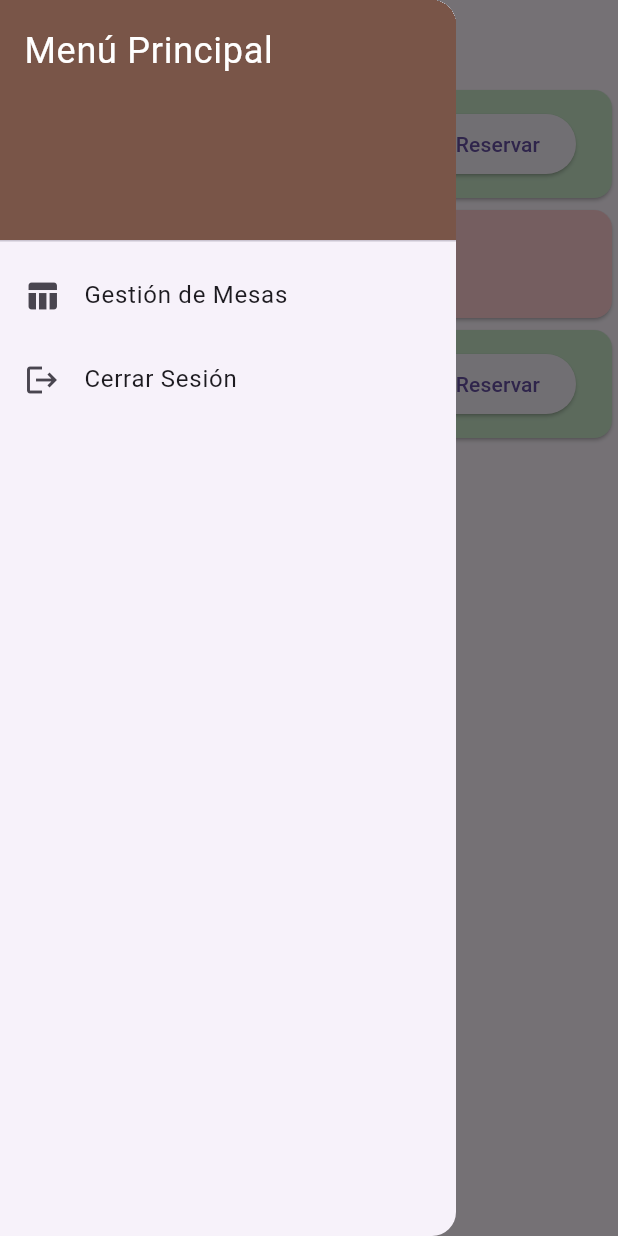
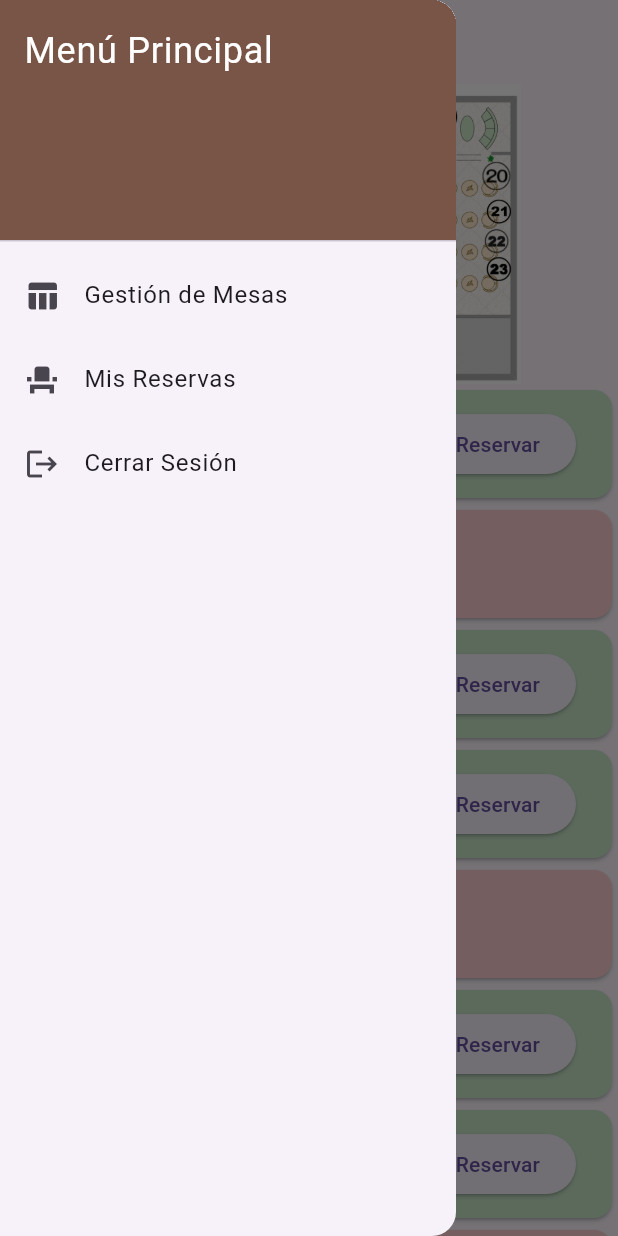
Before and after one commit to ALEJANDRO3410A/Proyecto-Flutter-I, a Flutter app: the CrudMesasScreen screen opened directly, with the side drawer open, on a phone screen of 412 x 824 dp. Run offline on Flutter 3.47's test engine with Material 3 defaults, Android fonts, the light colour scheme and no system bars; our stand-ins replace cloud_firestore, firebase_auth, firebase_core; accounts and stored records are empty.

Commit message:
base de datos

```diff
--- a/lib/crud_mesas_screen.dart
+++ b/lib/crud_mesas_screen.dart
@@ -1,4 +1,5 @@
 import 'package:flutter/material.dart';
+import 'mis_reservas_screen.dart';
 
 class CrudMesasScreen extends StatefulWidget {
   @override
@@ -10,9 +11,38 @@ class _CrudMesasScreenState extends State<CrudMesasScreen> {
     {"id": 1, "nombre": "Mesa 1", "disponible": true},
     {"id": 2, "nombre": "Mesa 2", "disponible": false},
     {"id": 3, "nombre": "Mesa 3", "disponible": true},
+    {"id": 1, "nombre": "Mesa 1", "disponible": true},
+    {"id": 2, "nombre": "Mesa 2", "disponible": false},
+    {"id": 3, "nombre": "Mesa 3", "disponible": true},
+    {"id": 1, "nombre": "Mesa 1", "disponible": true},
+    {"id": 2, "nombre": "Mesa 2", "disponible": false},
+    {"id": 3, "nombre": "Mesa 3", "disponible": true},
+    {"id": 1, "nombre": "Mesa 1", "disponible": true},
+    {"id": 2, "nombre": "Mesa 2", "disponible": false},
+    {"id": 3, "nombre": "Mesa 3", "disponible": true},
+    {"id": 1, "nombre": "Mesa 1", "disponible": true},
+    {"id": 2, "nombre": "Mesa 2", "disponible": false},
+    {"id": 3, "nombre": "Mesa 3", "disponible": true},
+    {"id": 1, "nombre": "Mesa 1", "disponible": true},
+    {"id": 2, "nombre": "Mesa 2", "disponible": false},
+    {"id": 3, "nombre": "Mesa 3", "disponible": true},
+    {"id": 1, "nombre": "Mesa 1", "disponible": true},
+    {"id": 2, "nombre": "Mesa 2", "disponible": false},
+    {"id": 3, "nombre": "Mesa 3", "disponible": true},
+    {"id": 1, "nombre": "Mesa 1", "disponible": true},
+    {"id": 2, "nombre": "Mesa 2", "disponible": false},
+    {"id": 3, "nombre": "Mesa 3", "disponible": true},
+    {"id": 1, "nombre": "Mesa 1", "disponible": true},
+    {"id": 2, "nombre": "Mesa 2", "disponible": false},
+    {"id": 3, "nombre": "Mesa 3", "disponible": true},
+    {"id": 1, "nombre": "Mesa 1", "disponible": true},
+    {"id": 2, "nombre": "Mesa 2", "disponible": false},
+    {"id": 3, "nombre": "Mesa 3", "disponible": true},
+
   ];
 
-  // Método para mostrar el cuadro de reserva
+  List<Map<String, dynamic>> reservas = [];
+
   void _showReservationDialog(BuildContext context, Map<String, dynamic> mesa) {
     final TextEditingController nameController = TextEditingController();
     final TextEditingController timeController = TextEditingController();
@@ -66,7 +96,7 @@ class _CrudMesasScreenState extends State<CrudMesasScreen> {
           actions: [
             TextButton(
               onPressed: () {
-                Navigator.pop(context); // Cerrar el diálogo
+                Navigator.pop(context);
               },
               child: Text("Cancelar"),
             ),
@@ -75,9 +105,15 @@ class _CrudMesasScreenState extends State<CrudMesasScreen> {
                 if (nameController.text.isNotEmpty &&
                     timeController.text.isNotEmpty) {
                   setState(() {
-                    mesa['disponible'] = false; // Marcar la mesa como no disponible
+                    mesa['disponible'] = false;
+                    reservas.add({
+                      "numeroMesa": mesa['nombre'],
+                      "nombreReservante": nameController.text,
+                      "horaReserva": timeController.text,
+                      "agregados": notesController.text,
                     });
-                  Navigator.pop(context); // Cerrar el diálogo
+                  });
+                  Navigator.pop(context);
                   ScaffoldMessenger.of(context).showSnackBar(
                     SnackBar(content: Text("Reservado con éxito")),
                   );
@@ -127,6 +163,18 @@ class _CrudMesasScreenState extends State<CrudMesasScreen> {
               },
             ),
             ListTile(
+              leading: Icon(Icons.event_seat),
+              title: Text("Mis Reservas"),
+              onTap: () {
+                Navigator.push(
+                  context,
+                  MaterialPageRoute(
+                    builder: (context) => MisReservasScreen(reservas: reservas),
+                  ),
+                );
+              },
+            ),
+            ListTile(
               leading: Icon(Icons.logout),
               title: Text("Cerrar Sesión"),
               onTap: () {
@@ -136,10 +184,21 @@ class _CrudMesasScreenState extends State<CrudMesasScreen> {
           ],
         ),
       ),
-      body: ListView.builder(
-        itemCount: mesas.length,
-        itemBuilder: (context, index) {
-          final mesa = mesas[index];
+      body: Column(
+        children: [
+          // Imagen con capacidad de zoom en la parte superior
+          InteractiveViewer(
+            child: Image.asset(
+              'images/Restaurante.png',
+              height: 200,
+              width: double.infinity,
+              fit: BoxFit.contain, // Para asegurar que toda la imagen se vea
+            ),
+          ),
+          Expanded(
+            child: SingleChildScrollView(
+              child: Column(
+                children: mesas.map((mesa) {
                   return Card(
                     color: mesa['disponible'] ? Colors.green[100] : Colors.red[100],
                     child: ListTile(
@@ -158,7 +217,11 @@ class _CrudMesasScreenState extends State<CrudMesasScreen> {
                           : null,
                     ),
                   );
-        },
+                }).toList(),
+              ),
+            ),
+          ),
+        ],
       ),
     );
   }
--- a/lib/main.dart
+++ b/lib/main.dart
@@ -1,4 +1,5 @@
 import 'package:flutter/material.dart';
+
 import 'login_screen.dart';
 
 void main() {
--- /dev/null
+++ b/lib/mis_reservas_screen.dart
@@ -0,0 +1,46 @@
+import 'package:flutter/material.dart';
+
+class MisReservasScreen extends StatelessWidget {
+  final List<Map<String, dynamic>> reservas;
+
+  MisReservasScreen({required this.reservas});
+
+  @override
+  Widget build(BuildContext context) {
+    return Scaffold(
+      appBar: AppBar(
+        title: Text("Mis Reservas"),
+      ),
+      body: reservas.isEmpty
+          ? Center(
+              child: Text(
+                "No tienes reservas aún.",
+                style: TextStyle(fontSize: 18),
+              ),
+            )
+          : ListView.builder(
+              itemCount: reservas.length,
+              itemBuilder: (context, index) {
+                final reserva = reservas[index];
+                return Card(
+                  margin: EdgeInsets.all(10),
+                  child: ListTile(
+                    leading: Icon(Icons.event_seat, size: 40),
+                    title: Text("Mesa: ${reserva['numeroMesa']}"),
+                    subtitle: Column(
+                      crossAxisAlignment: CrossAxisAlignment.start,
+                      children: [
+                        Text("Reservado para: ${reserva['nombreReservante']}"),
+                        Text("Hora: ${reserva['horaReserva']}"),
+                        if (reserva['agregados'] != null &&
+                            reserva['agregados'].isNotEmpty)
+                          Text("Descripción: ${reserva['agregados']}"),
+                      ],
+                    ),
+                  ),
+                );
+              },
+            ),
+    );
+  }
+}
```
Also changed, not shown: lib/login_screen.dart (+15 -0 lines), lib/registro.dart (added, +142 -0 lines), pubspec.yaml (+14 -71 lines), firebase.json (added), images/Restaurante.png (added), lib/firebase_options.dart (added), pubspec.lock, 6 other files. Lines whose indentation alone changed are shown as unchanged.
